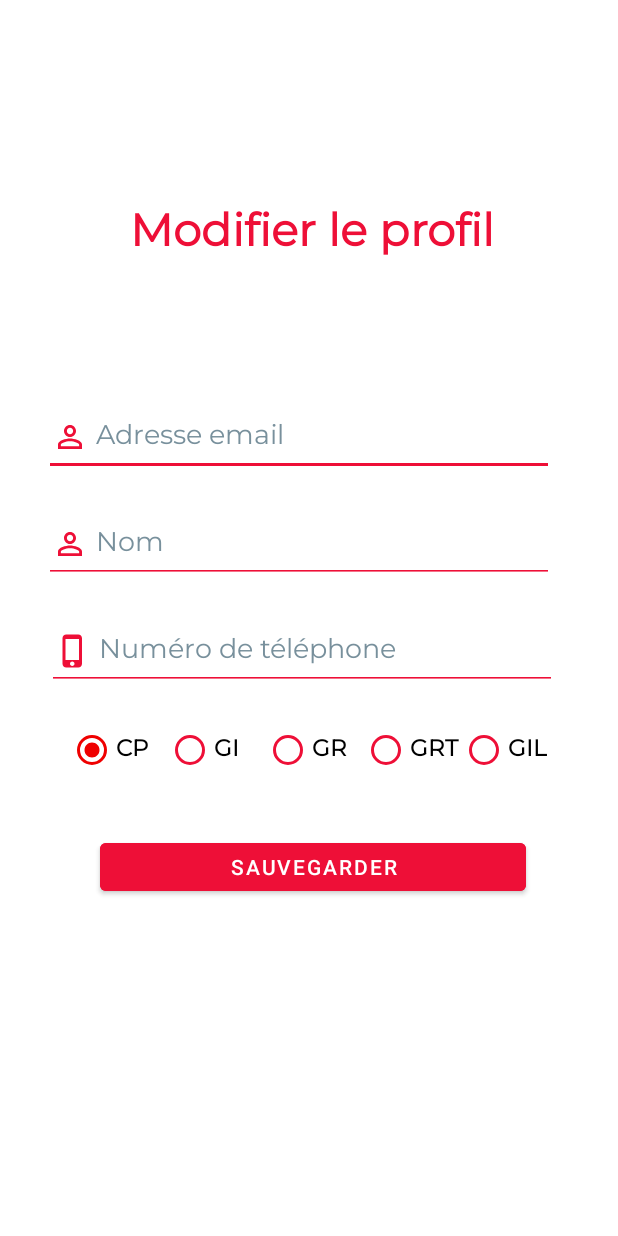
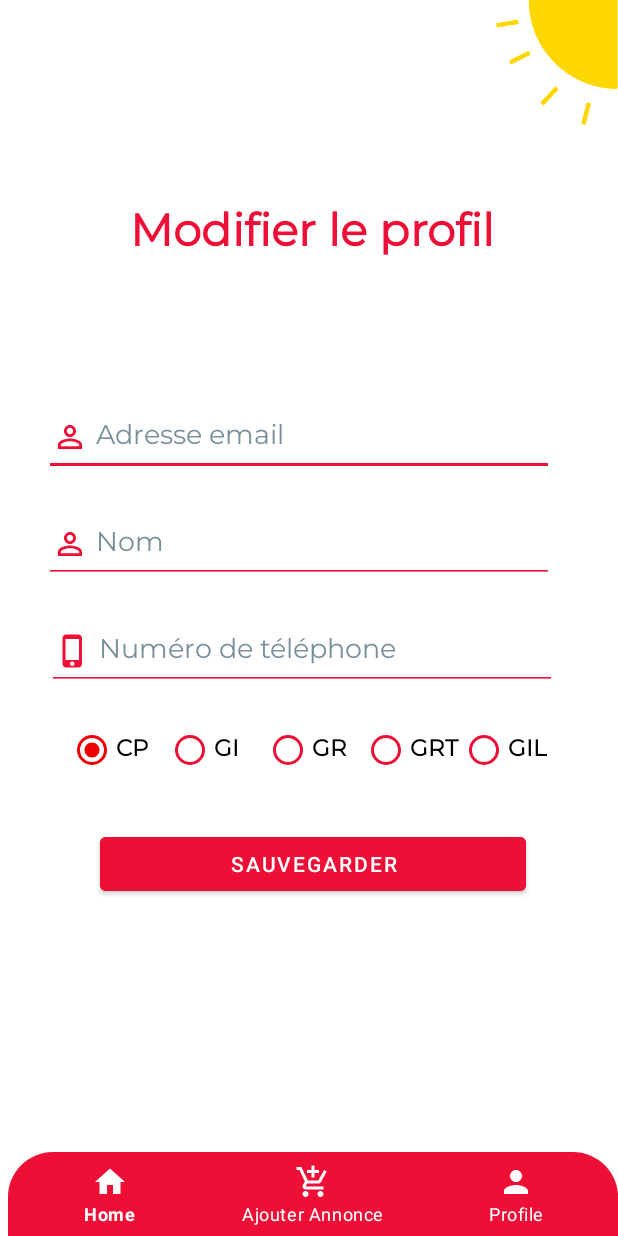
Before and after one commit to ZakariaDani/Education_Store, an Android app: the EditProfileActivity screen opened directly, with no data from a screen before it, on a phone screen of 412 x 824 dp. Run offline under Robolectric (Android 15) with nearby library versions, the phone set to English and light mode, and no system bars; our stand-ins replace Firebase (no records; nobody signed in at launch, a user with empty details on screens opened directly); 5 statements that could not run were skipped.

Commit message:
The bottomBar is working properly

```diff
--- a/app/src/main/java/com/example/ensamarketplace/EditProfileActivity.java
+++ b/app/src/main/java/com/example/ensamarketplace/EditProfileActivity.java
@@ -13,6 +13,8 @@ import android.widget.Toast;
 import androidx.appcompat.app.AppCompatActivity;
 
 import com.example.ensamarketplace.model.User;
+import com.example.ensamarketplace.utils.BottomBar;
+import com.google.android.material.bottomnavigation.BottomNavigationView;
 import com.google.firebase.auth.FirebaseAuth;
 import com.google.firebase.firestore.DocumentReference;
 import com.google.firebase.firestore.DocumentSnapshot;
@@ -25,8 +27,10 @@ public class EditProfileActivity extends AppCompatActivity {
 
     RadioGroup branch;
     String emailInput,nameInput,branchInput,phoneInput;
+    ProgressBar loadingIcon;
+    BottomNavigationView bottomNavigationView;
+
     User user;
-    ProgressBar loadingIcon;
     private final FirebaseFirestore firestore = FirebaseFirestore.getInstance();
     private final FirebaseAuth firebaseAuth = FirebaseAuth.getInstance();
 
@@ -46,6 +50,8 @@ public class EditProfileActivity extends AppCompatActivity {
         phone = findViewById(R.id.phone);
 
         loadingIcon = findViewById(R.id.loadingIcon);
+        bottomNavigationView = findViewById(R.id.bottom_bar);
+        BottomBar.setupEvents(bottomNavigationView,getApplicationContext());
         getConnectedUser();
     }
 
--- a/app/src/main/res/layout/activity_add_new_announcement.xml
+++ b/app/src/main/res/layout/activity_add_new_announcement.xml
@@ -59,6 +59,7 @@
         app:layout_constraintTop_toTopOf="parent" />
 
     <com.google.android.material.bottomnavigation.BottomNavigationView
+        android:id="@+id/bottom_bar"
         android:layout_width="match_parent"
         android:layout_height="wrap_content"
         android:background="@drawable/bottom_bar_radius"
@@ -66,6 +67,8 @@
         app:itemIconTint="@color/white"
         app:itemTextColor="@color/white"
         app:layout_constraintBottom_toBottomOf="parent"
+        app:layout_constraintEnd_toEndOf="parent"
+        app:layout_constraintStart_toStartOf="parent"
         app:menu="@menu/bottom_bar" />
 
     <ProgressBar
--- a/app/src/main/res/layout/activity_edit_profile.xml
+++ b/app/src/main/res/layout/activity_edit_profile.xml
@@ -73,7 +73,7 @@
         <Button
             android:id="@+id/save"
             android:layout_width="284dp"
-            android:layout_height="44dp"
+            android:layout_height="48dp"
             android:layout_marginBottom="116dp"
             android:backgroundTint="@color/main_color"
             android:onClick="save"
@@ -165,5 +165,24 @@
             app:layout_constraintTop_toTopOf="parent" />
 
     </androidx.constraintlayout.widget.ConstraintLayout>
+    <ImageView
+        android:id="@+id/imageView3"
+        android:layout_width="81dp"
+        android:layout_height="83dp"
+        app:layout_constraintEnd_toEndOf="parent"
+        app:layout_constraintTop_toTopOf="parent"
+        app:srcCompat="@drawable/sun" />
 
+    <com.google.android.material.bottomnavigation.BottomNavigationView
+        android:id="@+id/bottom_bar"
+        android:layout_width="match_parent"
+        android:layout_height="wrap_content"
+        android:background="@drawable/bottom_bar_radius"
+        app:backgroundTint="@color/main_color"
+        app:itemIconTint="@color/white"
+        app:itemTextColor="@color/white"
+        app:layout_constraintBottom_toBottomOf="parent"
+        app:layout_constraintEnd_toEndOf="parent"
+        app:layout_constraintStart_toStartOf="parent"
+        app:menu="@menu/bottom_bar" />
 </androidx.constraintlayout.widget.ConstraintLayout>
```
Also changed, not shown: app/src/main/java/com/example/ensamarketplace/AddNewAnnouncementActivity.java (+7 -1 lines), app/src/main/java/com/example/ensamarketplace/ListAnnouncements.java (+6 -1 lines), app/src/main/java/com/example/ensamarketplace/utils/BottomBar.java (added, +27 -0 lines), app/src/main/java/com/example/ensamarketplace/utils/Navigator.java (+13 -10 lines), app/src/main/res/layout/activity_list_announcements.xml (+24 -4 lines).
